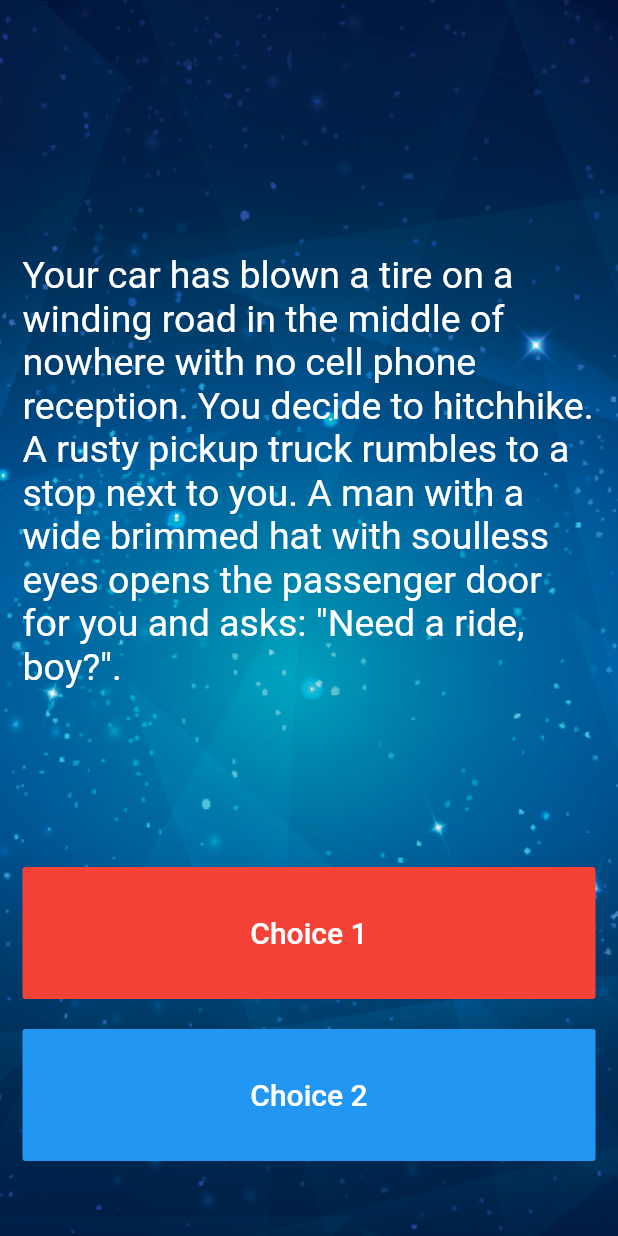
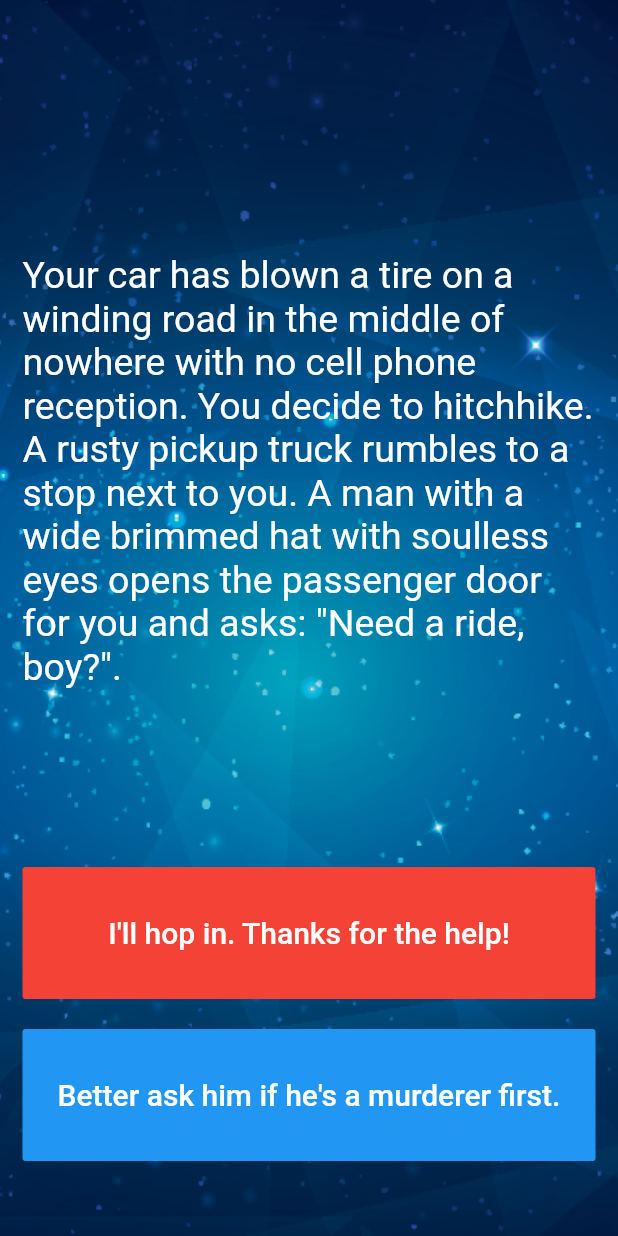
Before and after one commit to msagerup/flutterPlayground, a Flutter app: the screen it shows after launch, on a phone screen of 412 x 824 dp. Run offline on Flutter 3.47's test engine with Material 2 defaults, Android fonts, the light colour scheme and no system bars; our stand-ins replace audioplayers.

Commit message:
ok, i get it.. skipping

```diff
--- a/6/lib/main.dart
+++ b/6/lib/main.dart
@@ -1,7 +1,5 @@
 import 'package:flutter/material.dart';
 import 'story_brain.dart';
-
-//TODO: Step 15 - Run the app and see if you can see the screen update with the first story. Delete this TODO if it looks as you expected.
 
 void main() => runApp(Destini());
 
@@ -55,11 +53,12 @@ class _StoryPageState extends State<StoryPage> {
                   onPressed: () {
                     //Choice 1 made by user.
                     //TODO: Step 18 - Call the nextStory() method from storyBrain and pass the number 1 as the choice made by the user.
+                    storyBrain.nextStory(1);
                   },
                   color: Colors.red,
                   child: Text(
                     //TODO: Step 13 - Use the storyBrain to get the text for choice 1.
-                    'Choice 1',
+                    storyBrain.getChoice1(),
                     style: TextStyle(
                       fontSize: 20.0,
                     ),
@@ -77,11 +76,12 @@ class _StoryPageState extends State<StoryPage> {
                   onPressed: () {
                     //Choice 2 made by user.
                     //TODO: Step 19 - Call the nextStory() method from storyBrain and pass the number 2 as the choice made by the user.
+                    storyBrain.nextStory(2);
                   },
                   color: Colors.blue,
                   child: Text(
                     //TODO: Step 14 - Use the storyBrain to get the text for choice 2.
-                    'Choice 2',
+                    storyBrain.getChoice2(),
                     style: TextStyle(
                       fontSize: 20.0,
                     ),
```
Also changed, not shown: 6/lib/story_brain.dart (+12 -3 lines).
